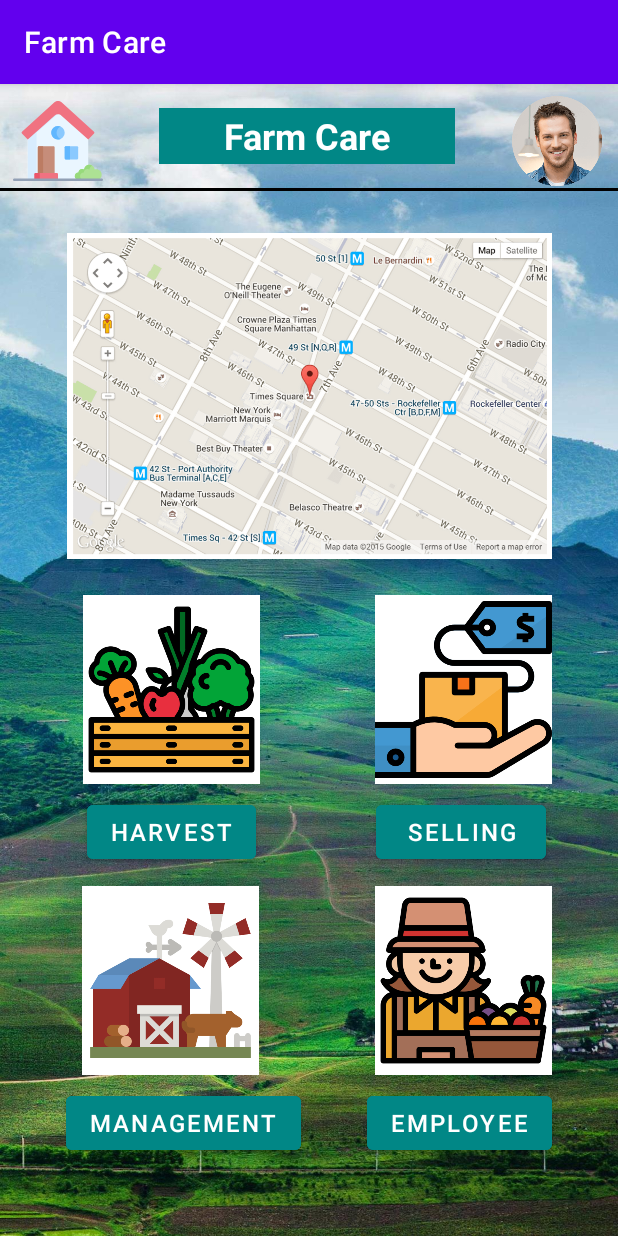
After one commit to IT20161538/Farm-Care, an Android app: the FarmCareHome screen opened directly, with no data from a screen before it, on a phone screen of 412 x 824 dp. The commit adds this screen. Run offline under Robolectric (Android 15) with nearby library versions, the phone set to English and light mode, and no system bars.

Commit message:
commit new

```diff
--- /dev/null
+++ b/app/src/main/java/com/example/fame_care/FarmCareHome.java
@@ -0,0 +1,14 @@
+package com.example.fame_care;
+
+import androidx.appcompat.app.AppCompatActivity;
+
+import android.os.Bundle;
+
+public class FarmCareHome extends AppCompatActivity {
+
+    @Override
+    protected void onCreate(Bundle savedInstanceState) {
+        super.onCreate(savedInstanceState);
+        setContentView(R.layout.activity_farm_care_home);
+    }
+}
--- /dev/null
+++ b/app/src/main/res/drawable/ic_home.xml
@@ -0,0 +1,48 @@
+<vector xmlns:android="http://schemas.android.com/apk/res/android"
+    android:width="512dp"
+    android:height="512dp"
+    android:viewportWidth="511.992"
+    android:viewportHeight="511.992">
+  <path
+      android:pathData="m428.031,208.744 l-172.035,-152.92 -172.036,152.92v267.611h344.071z"
+      android:fillColor="#eaf6ff"/>
+  <path
+      android:pathData="m280.996,78.039 l-144.691,128.622c-1.494,1.328 -2.349,3.232 -2.349,5.232v264.467h-50v-267.61l172.04,-152.93z"
+      android:fillColor="#d8ecfe"/>
+  <path
+      android:pathData="m235.815,35.939 l-184.653,167.867c-2.957,2.689 -3.067,7.303 -0.241,10.129l33.039,33.039 152.105,-135.204c11.367,-10.104 28.495,-10.104 39.862,0l152.105,135.204 33.039,-33.039c2.826,-2.826 2.716,-7.441 -0.241,-10.129l-184.654,-167.867c-11.443,-10.402 -28.918,-10.402 -40.361,0z"
+      android:fillColor="#f07281"/>
+  <path
+      android:pathData="m229.881,285.204h-81.575c-3.866,0 -7,3.134 -7,7v155.92h95.575v-155.92c0,-3.866 -3.134,-7 -7,-7z"
+      android:fillColor="#c68d7a"/>
+  <path
+      android:pathData="m171.306,285.209v162.92h-30v-155.92c0,-3.866 3.134,-7 7,-7z"
+      android:fillColor="#bc7c63"/>
+  <path
+      android:pathData="m363.686,361.664h-62.46c-3.866,0 -7,-3.134 -7,-7v-62.46c0,-3.866 3.134,-7 7,-7h62.46c3.866,0 7,3.134 7,7v62.46c0,3.866 -3.134,7 -7,7z"
+      android:fillColor="#8ac9fe"/>
+  <path
+      android:pathData="m324.226,285.209v76.46h-23c-3.866,0 -7,-3.134 -7,-7v-62.46c0,-3.866 3.134,-7 7,-7z"
+      android:fillColor="#60b7ff"/>
+  <path
+      android:pathData="M255.996,208.744m-38.23,0a38.23,38.23 0,1 1,76.46 0a38.23,38.23 0,1 1,-76.46 0"
+      android:fillColor="#8ac9fe"/>
+  <path
+      android:pathData="m270.996,243.919c-4.6,1.96 -9.67,3.05 -15,3.05 -21.11,0 -38.23,-17.11 -38.23,-38.23 0,-21.11 17.12,-38.23 38.23,-38.23 5.33,0 10.4,1.09 15,3.06 -13.66,5.83 -23.23,19.38 -23.23,35.17s9.57,29.34 23.23,35.18z"
+      android:fillColor="#60b7ff"/>
+  <path
+      android:pathData="m255.996,476.355h-133.806v-31.23c0,-3.866 3.134,-7 7,-7h119.805c3.866,0 7,3.134 7,7v31.23z"
+      android:fillColor="#f07281"/>
+  <path
+      android:pathData="m152.186,438.129v38.23h-30v-31.23c0,-3.866 3.134,-7 7,-7z"
+      android:fillColor="#eb5569"/>
+  <path
+      android:pathData="m474.034,416.946c-3.334,0 -6.539,0.543 -9.541,1.533 -1.322,-15.28 -14.136,-27.272 -29.759,-27.272 -15.494,0 -28.232,11.794 -29.73,26.893 -3.278,-2.11 -7.171,-3.349 -11.36,-3.349 -11.618,0 -21.036,9.418 -21.036,21.036 -11.618,0 -21.036,9.418 -21.036,21.036s9.418,21.036 21.036,21.036h101.427c16.821,0 30.457,-13.636 30.457,-30.457 -0.001,-16.82 -13.637,-30.456 -30.458,-30.456z"
+      android:fillColor="#ade194"/>
+  <path
+      android:pathData="m449.736,395.249c-8.09,4.69 -13.76,13.08 -14.73,22.85 -3.28,-2.11 -7.17,-3.35 -11.36,-3.35 -11.62,0 -21.04,9.42 -21.04,21.04 -11.62,0 -21.03,9.42 -21.03,21.04 0,11.61 9.41,21.03 21.03,21.03h-30c-11.62,0 -21.03,-9.42 -21.03,-21.03 0,-11.62 9.41,-21.04 21.03,-21.04 0,-11.62 9.42,-21.04 21.04,-21.04 4.19,0 8.08,1.24 11.36,3.35 1.5,-15.1 14.23,-26.89 29.73,-26.89 5.47,0 10.6,1.47 15,4.04z"
+      android:fillColor="#97da7b"/>
+  <path
+      android:pathData="m504.492,483.855h-496.992c-4.142,0 -7.5,-3.358 -7.5,-7.5s3.358,-7.5 7.5,-7.5h496.992c4.143,0 7.5,3.358 7.5,7.5s-3.358,7.5 -7.5,7.5z"
+      android:fillColor="#92a0b5"/>
+</vector>
--- /dev/null
+++ b/app/src/main/res/layout/activity_farm_care_home.xml
@@ -0,0 +1,168 @@
+<?xml version="1.0" encoding="utf-8"?>
+<androidx.constraintlayout.widget.ConstraintLayout xmlns:android="http://schemas.android.com/apk/res/android"
+    xmlns:app="http://schemas.android.com/apk/res-auto"
+    xmlns:tools="http://schemas.android.com/tools"
+    android:layout_width="match_parent"
+    android:layout_height="match_parent"
+    android:background="@drawable/nature"
+    tools:context=".FarmCareHome">
+
+    <ImageView
+        android:id="@+id/imageView3"
+        android:layout_width="61dp"
+        android:layout_height="60dp"
+        android:layout_marginStart="8dp"
+        android:layout_marginTop="8dp"
+        app:layout_constraintStart_toStartOf="parent"
+        app:layout_constraintTop_toTopOf="parent"
+        app:srcCompat="@drawable/ic_home" />
+
+    <ImageView
+        android:id="@+id/imageView4"
+        android:layout_width="65dp"
+        android:layout_height="60dp"
+        android:layout_marginTop="8dp"
+        android:layout_marginEnd="8dp"
+        app:layout_constraintEnd_toEndOf="parent"
+        app:layout_constraintTop_toTopOf="parent"
+        app:srcCompat="@drawable/userprofile2" />
+
+    <TextView
+        android:id="@+id/tv_farmcare"
+        android:layout_width="197dp"
+        android:layout_height="37dp"
+        android:layout_marginTop="16dp"
+        android:background="@color/teal_700"
+        android:gravity="center"
+        android:text="Farm Care"
+        android:textColor="@color/white"
+        android:textSize="24sp"
+        android:textStyle="bold"
+        app:layout_constraintEnd_toStartOf="@+id/imageView4"
+        app:layout_constraintHorizontal_bias="0.511"
+        app:layout_constraintStart_toEndOf="@+id/imageView3"
+        app:layout_constraintTop_toTopOf="parent" />
+
+    <View
+        android:id="@+id/divider"
+        android:layout_width="422dp"
+        android:layout_height="2dp"
+        android:layout_marginTop="16dp"
+        android:background="@color/black"
+        app:layout_constraintEnd_toEndOf="parent"
+        app:layout_constraintHorizontal_bias="0.545"
+        app:layout_constraintStart_toStartOf="parent"
+        app:layout_constraintTop_toBottomOf="@+id/tv_farmcare" />
+
+    <ImageView
+        android:id="@+id/imageView7"
+        android:layout_width="402dp"
+        android:layout_height="217dp"
+        android:layout_marginTop="28dp"
+        app:layout_constraintEnd_toEndOf="parent"
+        app:layout_constraintHorizontal_bias="0.5"
+        app:layout_constraintStart_toStartOf="parent"
+        app:layout_constraintTop_toBottomOf="@+id/divider"
+        app:srcCompat="@drawable/map" />
+
+    <ImageView
+        android:id="@+id/imageView8"
+        android:layout_width="118dp"
+        android:layout_height="126dp"
+        android:layout_marginStart="52dp"
+        android:layout_marginTop="24dp"
+        android:background="@color/white"
+        app:layout_constraintEnd_toStartOf="@+id/imageView9"
+        app:layout_constraintHorizontal_bias="0.043"
+        app:layout_constraintStart_toStartOf="parent"
+        app:layout_constraintTop_toBottomOf="@+id/imageView7"
+        app:srcCompat="@drawable/harvest" />
+
+    <ImageView
+        android:id="@+id/imageView9"
+        android:layout_width="118dp"
+        android:layout_height="126dp"
+        android:layout_marginTop="24dp"
+        android:layout_marginEnd="44dp"
+        android:background="@color/white"
+        app:layout_constraintEnd_toEndOf="parent"
+        app:layout_constraintTop_toBottomOf="@+id/imageView7"
+        app:srcCompat="@drawable/trade" />
+
+    <Button
+        android:id="@+id/btn_harvest"
+        android:layout_width="wrap_content"
+        android:layout_height="wrap_content"
+        android:layout_marginTop="8dp"
+        android:layout_marginEnd="80dp"
+        android:backgroundTint="@color/teal_700"
+        android:text="HARVEST"
+        android:textSize="16sp"
+        app:layout_constraintEnd_toStartOf="@+id/btn_selling"
+        app:layout_constraintHorizontal_bias="1.0"
+        app:layout_constraintStart_toStartOf="parent"
+        app:layout_constraintTop_toBottomOf="@+id/imageView8" />
+
+    <Button
+        android:id="@+id/btn_selling"
+        android:layout_width="113dp"
+        android:layout_height="48dp"
+        android:layout_marginTop="8dp"
+        android:layout_marginEnd="48dp"
+        android:backgroundTint="@color/teal_700"
+        android:text="SELLING"
+        android:textSize="16sp"
+        app:layout_constraintEnd_toEndOf="parent"
+        app:layout_constraintTop_toBottomOf="@+id/imageView9" />
+
+    <ImageView
+        android:id="@+id/imageView10"
+        android:layout_width="118dp"
+        android:layout_height="126dp"
+        android:layout_marginStart="52dp"
+        android:layout_marginTop="12dp"
+        android:background="@color/white"
+        app:layout_constraintEnd_toStartOf="@+id/imageView11"
+        app:layout_constraintHorizontal_bias="0.037"
+        app:layout_constraintStart_toStartOf="parent"
+        app:layout_constraintTop_toBottomOf="@+id/btn_harvest"
+        app:srcCompat="@drawable/farm" />
+
+    <Button
+        android:id="@+id/btn_management"
+        android:layout_width="wrap_content"
+        android:layout_height="wrap_content"
+        android:layout_marginTop="8dp"
+        android:layout_marginEnd="44dp"
+        android:backgroundTint="@color/teal_700"
+        android:text="MANAGEMENT"
+        android:textSize="16sp"
+        app:layout_constraintEnd_toStartOf="@+id/btn_employee"
+        app:layout_constraintHorizontal_bias="1.0"
+        app:layout_constraintStart_toStartOf="parent"
+        app:layout_constraintTop_toBottomOf="@+id/imageView10" />
+
+    <ImageView
+        android:id="@+id/imageView11"
+        android:layout_width="118dp"
+        android:layout_height="126dp"
+        android:layout_marginTop="12dp"
+        android:layout_marginEnd="44dp"
+        android:background="@color/white"
+        app:layout_constraintEnd_toEndOf="parent"
+        app:layout_constraintTop_toBottomOf="@+id/btn_selling"
+        app:srcCompat="@drawable/farmer" />
+
+    <Button
+        android:id="@+id/btn_employee"
+        android:layout_width="wrap_content"
+        android:layout_height="wrap_content"
+        android:layout_marginTop="8dp"
+        android:layout_marginEnd="44dp"
+        android:backgroundTint="@color/teal_700"
+        android:text="EMPLOYEE"
+        android:textSize="16sp"
+        app:layout_constraintEnd_toEndOf="parent"
+        app:layout_constraintTop_toBottomOf="@+id/imageView11" />
+
+</androidx.constraintlayout.widget.ConstraintLayout>
--- a/app/src/main/res/layout/activity_harvest_home.xml
+++ b/app/src/main/res/layout/activity_harvest_home.xml
@@ -43,13 +43,14 @@
         android:id="@+id/tv_harvesthome"
         android:layout_width="wrap_content"
         android:layout_height="wrap_content"
-        android:layout_marginTop="32dp"
+        android:layout_marginTop="28dp"
         android:background="@color/teal_700"
         android:fontFamily="sans-serif"
-        android:text="@string/tv_harvesthome"
+        android:text="Harvest Management"
         android:textColor="@color/white"
         android:textSize="24sp"
         app:layout_constraintEnd_toStartOf="@+id/imageView3"
+        app:layout_constraintHorizontal_bias="0.0"
         app:layout_constraintStart_toEndOf="@+id/imageView4"
         app:layout_constraintTop_toTopOf="parent" />
 </androidx.constraintlayout.widget.ConstraintLayout>
--- a/app/src/main/res/layout/activity_main.xml
+++ b/app/src/main/res/layout/activity_main.xml
@@ -208,8 +208,8 @@
 
     <Button
         android:id="@+id/btn_signin"
-        android:layout_width="wrap_content"
-        android:layout_height="wrap_content"
+        android:layout_width="118dp"
+        android:layout_height="51dp"
         android:layout_marginBottom="32dp"
         android:backgroundTint="@color/teal_700"
         android:text="@string/btn_signin"
--- a/app/src/main/res/values/strings.xml
+++ b/app/src/main/res/values/strings.xml
@@ -15,6 +15,4 @@
     <string name="et_signinpassword" />
     <string name="btn_signin">SIGN IN</string>
     <string name="btn_addimage">ADD IMAGE</string>
-    <string name="textView">Ravindu</string>
-    <string name="tv_harvesthome">Harvest Management</string>
 </resources>
```
Also changed, not shown: app/src/main/AndroidManifest.xml (+9 -0 lines), app/src/main/java/com/example/fame_care/EmployeeManagement.java (added, +14 -0 lines), app/src/main/java/com/example/fame_care/UserLogin.java (added, +14 -0 lines), app/src/main/res/layout/activity_employee_management.xml (added, +56 -0 lines), app/src/main/res/layout/activity_user_login.xml (added, +115 -0 lines), app/src/main/res/drawable/employee.png (added), app/src/main/res/drawable/farm.png (added), app/src/main/res/drawable/farmer.png (added), app/src/main/res/drawable/harvest.png (added), app/src/main/res/drawable/map.png (added), app/src/main/res/drawable/trade.png (added), app/src/main/res/drawable/userprofile2.png (added).
